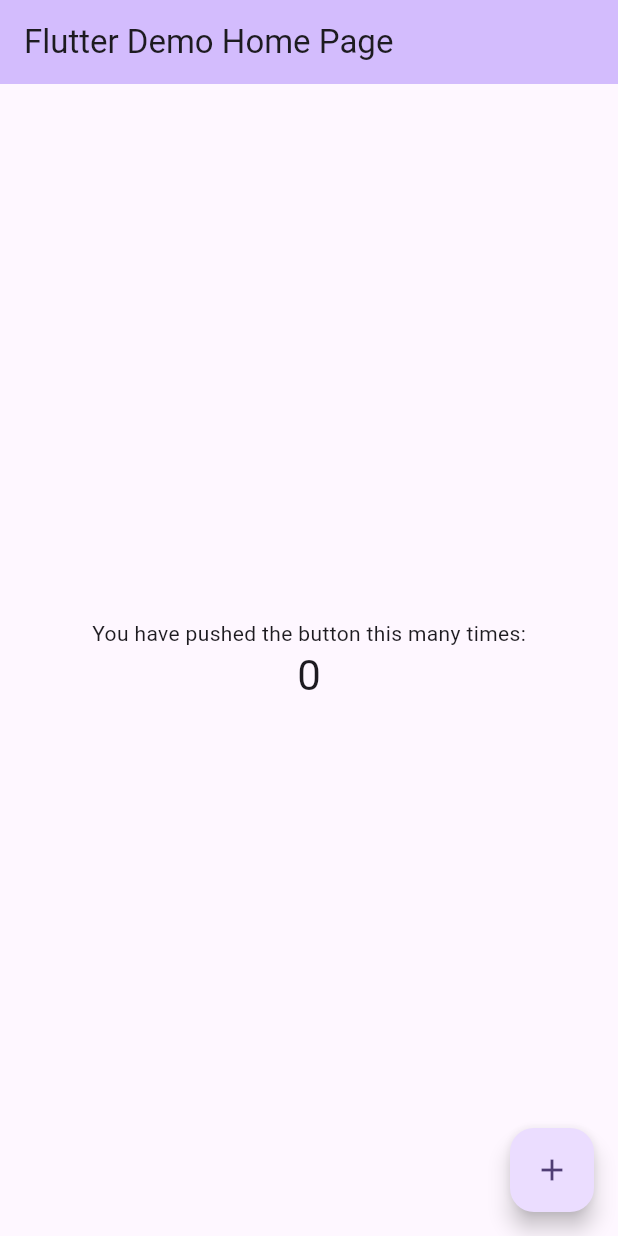
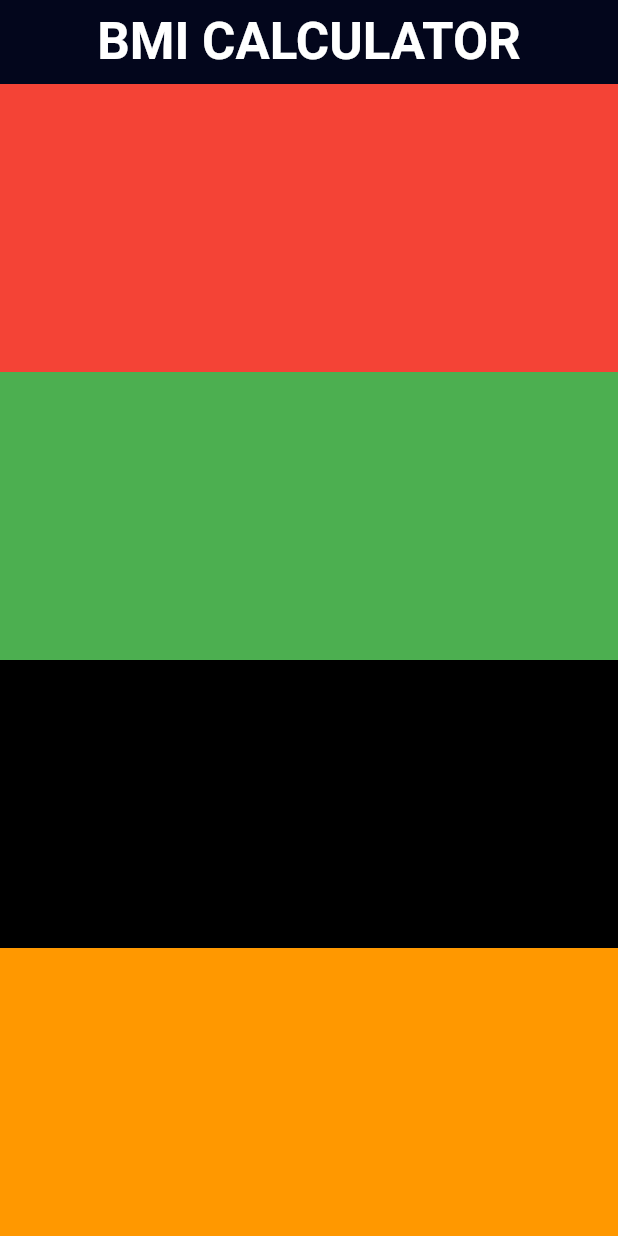
Before and after one commit to sazzad110/BMI-CALCULATOR-APP, a Flutter app: the screen it shows after launch, on a phone screen of 412 x 824 dp. Run offline on Flutter 3.47's test engine with Material 3 defaults, Android fonts, the phone set to English and light mode, and no system bars.

Commit message:
ui design using Expanded widget

```diff
--- a/lib/main.dart
+++ b/lib/main.dart
@@ -1,3 +1,4 @@
+import 'package:bmi_calculator_app/screens/home_screen.dart';
 import 'package:flutter/material.dart';
 
 void main() {
@@ -13,7 +14,7 @@ class MyApp extends StatelessWidget {
     return MaterialApp(
       title: 'Flutter Demo',
       theme: ThemeData(
-        // This is the theme of your application. kkk
+        // This is the theme of your application.
         //
         // TRY THIS: Try running your application with "flutter run". You'll see
         // the application has a purple toolbar. Then, without quitting the app,
@@ -31,95 +32,7 @@ class MyApp extends StatelessWidget {
         colorScheme: ColorScheme.fromSeed(seedColor: Colors.deepPurple),
         useMaterial3: true,
       ),
-      home: const MyHomePage(title: 'Flutter Demo Home Page'),
+      home: HomeScreen(),
     );
   }
 }
-
-class MyHomePage extends StatefulWidget {
-  const MyHomePage({super.key, required this.title});
-
-  // This widget is the home page of your application. It is stateful, meaning
-  // that it has a State object (defined below) that contains fields that affect
-  // how it looks.
-
-  // This class is the configuration for the state. It holds the values (in this
-  // case the title) provided by the parent (in this case the App widget) and
-  // used by the build method of the State. Fields in a Widget subclass are
-  // always marked "final".
-
-  final String title;
-
-  @override
-  State<MyHomePage> createState() => _MyHomePageState();
-}
-
-class _MyHomePageState extends State<MyHomePage> {
-  int _counter = 0;
-
-  void _incrementCounter() {
-    setState(() {
-      // This call to setState tells the Flutter framework that something has
-      // changed in this State, which causes it to rerun the build method below
-      // so that the display can reflect the updated values. If we changed
-      // _counter without calling setState(), then the build method would not be
-      // called again, and so nothing would appear to happen.
-      _counter++;
-    });
-  }
-
-  @override
-  Widget build(BuildContext context) {
-    // This method is rerun every time setState is called, for instance as done
-    // by the _incrementCounter method above.
-    //
-    // The Flutter framework has been optimized to make rerunning build methods
-    // fast, so that you can just rebuild anything that needs updating rather
-    // than having to individually change instances of widgets.
-    return Scaffold(
-      appBar: AppBar(
-        // TRY THIS: Try changing the color here to a specific color (to
-        // Colors.amber, perhaps?) and trigger a hot reload to see the AppBar
-        // change color while the other colors stay the same.
-        backgroundColor: Theme.of(context).colorScheme.inversePrimary,
-        // Here we take the value from the MyHomePage object that was created by
-        // the App.build method, and use it to set our appbar title.
-        title: Text(widget.title),
-      ),
-      body: Center(
-        // Center is a layout widget. It takes a single child and positions it
-        // in the middle of the parent.
-        child: Column(
-          // Column is also a layout widget. It takes a list of children and
-          // arranges them vertically. By default, it sizes itself to fit its
-          // children horizontally, and tries to be as tall as its parent.
-          //
-          // Column has various properties to control how it sizes itself and
-          // how it positions its children. Here we use mainAxisAlignment to
-          // center the children vertically; the main axis here is the vertical
-          // axis because Columns are vertical (the cross axis would be
-          // horizontal).
-          //
-          // TRY THIS: Invoke "debug painting" (choose the "Toggle Debug Paint"
-          // action in the IDE, or press "p" in the console), to see the
-          // wireframe for each widget.
-          mainAxisAlignment: MainAxisAlignment.center,
-          children: <Widget>[
-            const Text(
-              'You have pushed the button this many times:',
-            ),
-            Text(
-              '$_counter',
-              style: Theme.of(context).textTheme.headlineMedium,
-            ),
-          ],
-        ),
-      ),
-      floatingActionButton: FloatingActionButton(
-        onPressed: _incrementCounter,
-        tooltip: 'Increment',
-        child: const Icon(Icons.add),
-      ), // This trailing comma makes auto-formatting nicer for build methods.
-    );
-  }
-}
--- /dev/null
+++ b/lib/screens/home_screen.dart
@@ -0,0 +1,58 @@
+import 'package:flutter/material.dart';
+
+class HomeScreen extends StatefulWidget {
+  const HomeScreen({super.key});
+
+  @override
+  State<HomeScreen> createState() => _HomeScreenState();
+}
+
+class _HomeScreenState extends State<HomeScreen> {
+  Color appBarColor = Color(0xff03061c);
+  Color bgColor = Color(0xff03061B);
+  @override
+  Widget build(BuildContext context) {
+    return Scaffold(
+      backgroundColor: bgColor,
+      appBar: AppBar(
+        centerTitle: true,
+        backgroundColor: appBarColor,
+        title: Text(
+          "BMI CALCULATOR",
+          style: TextStyle(
+            fontSize: 34,
+            fontWeight: FontWeight.bold,
+            color: Colors.white,
+          ),
+        ),
+      ),
+      body: Container(
+        child: Column(
+          children: [
+            // expanded joto gula dibo totgula same map er space nibe
+            Expanded(
+              child: Container(
+                color: Colors.red,
+              ),
+            ),
+            Expanded(
+              child: Container(
+                color: Colors.green,
+              ),
+            ),
+            Expanded(
+              child: Container(
+                color: Colors.black,
+              ),
+            ),
+            Expanded(
+              child: Container(
+                color: Colors.orange,
+              ),
+            )
+          ],
+        ),
+      ),
+    );
+  }
+}
```
